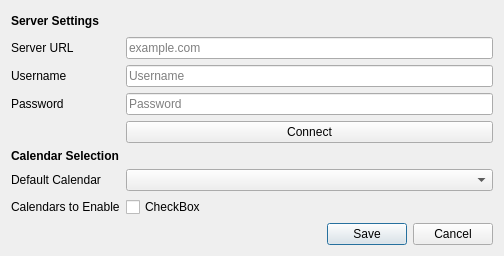
First picture: the form in src/gui/settingsdialog.ui, repository gravityfargo/DavTasks, before the edit.
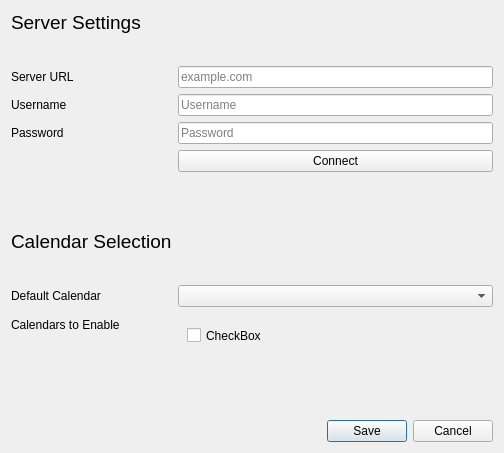
Second picture: the form after the edit.

Commit message: Overhaul - incomp added json keys added a multi use global dialog began adding error handling organzed dialogs into new file replacing wildcard imports added remaining fields to settings menu, began backend.

```diff
--- a/src/gui/settingsdialog.ui
+++ b/src/gui/settingsdialog.ui
@@ -7,7 +7,7 @@
     <x>0</x>
     <y>0</y>
     <width>504</width>
-    <height>255</height>
+    <height>453</height>
    </rect>
   </property>
   <property name="sizePolicy">
@@ -33,8 +33,7 @@
       <widget class="QLabel" name="labelServer">
        <property name="font">
         <font>
-         <weight>75</weight>
-         <bold>true</bold>
+         <pointsize>14</pointsize>
         </font>
        </property>
        <property name="text">
@@ -55,14 +54,27 @@
        </property>
       </spacer>
      </item>
-     <item row="1" column="0">
+     <item row="1" column="1">
+      <spacer name="horizontalSpacer_3">
+       <property name="orientation">
+        <enum>Qt::Horizontal</enum>
+       </property>
+       <property name="sizeHint" stdset="0">
+        <size>
+         <width>40</width>
+         <height>20</height>
+        </size>
+       </property>
+      </spacer>
+     </item>
+     <item row="2" column="0">
       <widget class="QLabel" name="labelURL">
        <property name="text">
         <string>Server URL</string>
        </property>
       </widget>
      </item>
-     <item row="1" column="1">
+     <item row="2" column="1">
       <widget class="QLineEdit" name="lineEditURL">
        <property name="text">
         <string/>
@@ -72,35 +84,38 @@
        </property>
       </widget>
      </item>
-     <item row="2" column="0">
+     <item row="3" column="0">
       <widget class="QLabel" name="labelUser">
        <property name="text">
         <string>Username</string>
        </property>
       </widget>
      </item>
-     <item row="2" column="1">
+     <item row="3" column="1">
       <widget class="QLineEdit" name="lineEditUser">
        <property name="placeholderText">
         <string>Username</string>
        </property>
       </widget>
      </item>
-     <item row="3" column="0">
+     <item row="4" column="0">
       <widget class="QLabel" name="labelPass">
        <property name="text">
         <string>Password</string>
        </property>
       </widget>
      </item>
-     <item row="3" column="1">
+     <item row="4" column="1">
       <widget class="QLineEdit" name="lineEditPass">
+       <property name="echoMode">
+        <enum>QLineEdit::Password</enum>
+       </property>
        <property name="placeholderText">
         <string>Password</string>
        </property>
       </widget>
      </item>
-     <item row="4" column="0">
+     <item row="5" column="0">
       <spacer name="horizontalSpacer_2">
        <property name="orientation">
         <enum>Qt::Horizontal</enum>
@@ -113,19 +128,70 @@
        </property>
       </spacer>
      </item>
-     <item row="4" column="1">
+     <item row="5" column="1">
       <widget class="QPushButton" name="pushButtonConnect">
        <property name="text">
         <string>Connect</string>
        </property>
       </widget>
      </item>
-     <item row="5" column="0">
+     <item row="6" column="0">
+      <spacer name="horizontalSpacer_7">
+       <property name="orientation">
+        <enum>Qt::Horizontal</enum>
+       </property>
+       <property name="sizeHint" stdset="0">
+        <size>
+         <width>40</width>
+         <height>20</height>
+        </size>
+       </property>
+      </spacer>
+     </item>
+     <item row="6" column="1">
+      <spacer name="horizontalSpacer_5">
+       <property name="orientation">
+        <enum>Qt::Horizontal</enum>
+       </property>
+       <property name="sizeHint" stdset="0">
+        <size>
+         <width>40</width>
+         <height>20</height>
+        </size>
+       </property>
+      </spacer>
+     </item>
+     <item row="7" column="0">
+      <spacer name="horizontalSpacer_8">
+       <property name="orientation">
+        <enum>Qt::Horizontal</enum>
+       </property>
+       <property name="sizeHint" stdset="0">
+        <size>
+         <width>40</width>
+         <height>20</height>
+        </size>
+       </property>
+      </spacer>
+     </item>
+     <item row="7" column="1">
+      <spacer name="horizontalSpacer_6">
+       <property name="orientation">
+        <enum>Qt::Horizontal</enum>
+       </property>
+       <property name="sizeHint" stdset="0">
+        <size>
+         <width>40</width>
+         <height>20</height>
+        </size>
+       </property>
+      </spacer>
+     </item>
+     <item row="8" column="0">
       <widget class="QLabel" name="labelCalSelect">
        <property name="font">
         <font>
-         <weight>75</weight>
-         <bold>true</bold>
+         <pointsize>14</pointsize>
         </font>
        </property>
        <property name="text">
@@ -133,27 +199,62 @@
        </property>
       </widget>
      </item>
-     <item row="5" column="1">
-      <layout class="QVBoxLayout" name="verticalLayout"/>
+     <item row="8" column="1">
+      <spacer name="horizontalSpacer_9">
+       <property name="orientation">
+        <enum>Qt::Horizontal</enum>
+       </property>
+       <property name="sizeHint" stdset="0">
+        <size>
+         <width>40</width>
+         <height>20</height>
+        </size>
+       </property>
+      </spacer>
      </item>
-     <item row="7" column="1">
-      <widget class="QCheckBox" name="checkBoxTestCal">
-       <property name="text">
-        <string>CheckBox</string>
+     <item row="9" column="1">
+      <spacer name="horizontalSpacer_4">
+       <property name="orientation">
+        <enum>Qt::Horizontal</enum>
        </property>
-      </widget>
+       <property name="sizeHint" stdset="0">
+        <size>
+         <width>40</width>
+         <height>20</height>
+        </size>
+       </property>
+      </spacer>
      </item>
-     <item row="6" column="1">
-      <widget class="QComboBox" name="comboBox"/>
-     </item>
-     <item row="6" column="0">
+     <item row="10" column="0">
       <widget class="QLabel" name="label">
        <property name="text">
         <string>Default Calendar</string>
        </property>
       </widget>
      </item>
-     <item row="7" column="0">
+     <item row="10" column="1">
+      <widget class="QComboBox" name="comboBoxCalendars"/>
+     </item>
+     <item row="13" column="1">
+      <widget class="QFrame" name="verticalFrame">
+       <layout class="QVBoxLayout" name="verticalLayout">
+        <item>
+         <widget class="QCheckBox" name="checkBoxTestCal">
+          <property name="minimumSize">
+           <size>
+            <width>0</width>
+            <height>27</height>
+           </size>
+          </property>
+          <property name="text">
+           <string>CheckBox</string>
+          </property>
+         </widget>
+        </item>
+       </layout>
+      </widget>
+     </item>
+     <item row="13" column="0">
       <widget class="QLabel" name="label_2">
        <property name="text">
         <string>Calendars to Enable</string>
```
The commit also changes 7 other files.
